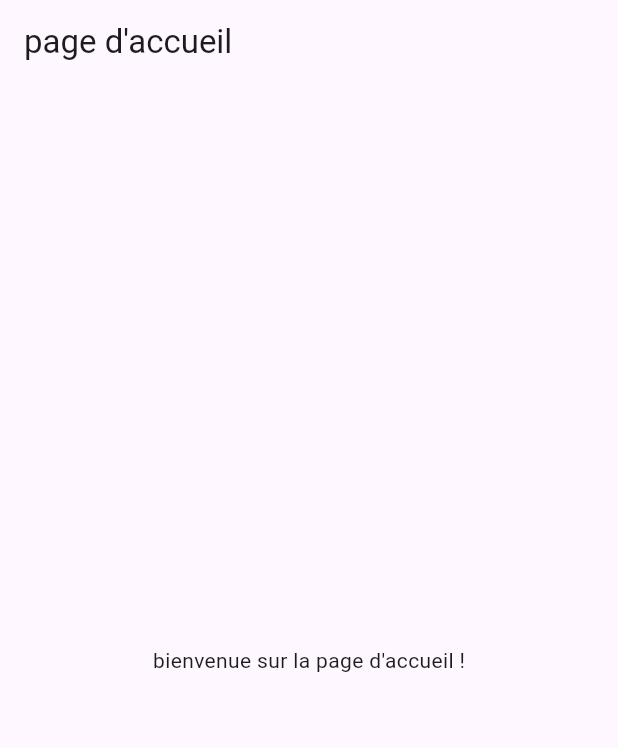
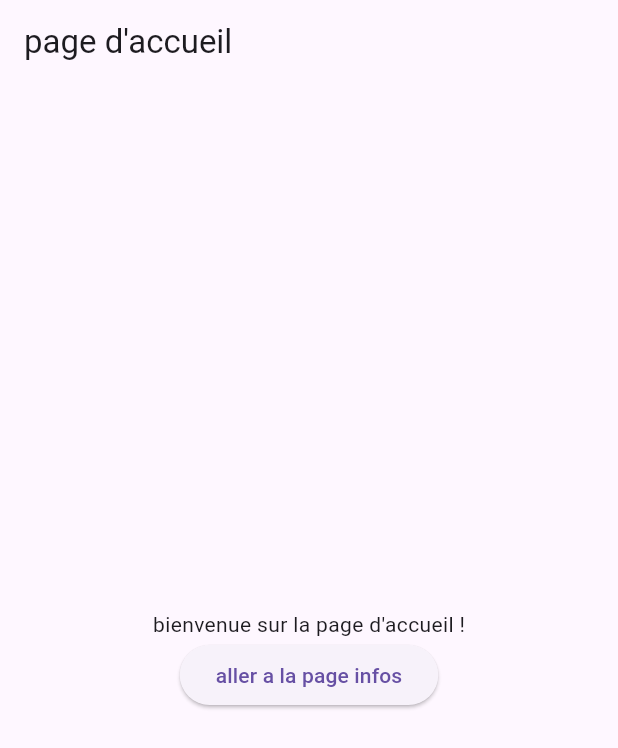
Before and after one commit to zakariadjellouli/flutter_atelier_05, a Flutter app: the screen it shows after launch, on a phone screen of 412 x 824 dp. Shown: the top 748 px of the screen. Run offline on Flutter 3.47's test engine with Material 3 defaults, Android fonts, the phone set to English and light mode, and no system bars.

Commit message:
etape 4 : navigation entre les deux pages

```diff
--- a/lib/page_accueil.dart
+++ b/lib/page_accueil.dart
@@ -1,4 +1,5 @@
 import 'package:flutter/material.dart';
+import 'package:flutter_app_navigation/page_infos.dart';
 
 class PageAccueil extends StatelessWidget {
   const PageAccueil({super.key});
@@ -11,7 +12,18 @@ class PageAccueil extends StatelessWidget {
         body: Center(
           child: Column(
             mainAxisAlignment: MainAxisAlignment.center,
-            children: [Text("bienvenue sur la page d'accueil !")],
+            children: [
+              Text("bienvenue sur la page d'accueil !"),
+              ElevatedButton(
+                onPressed: () {
+                  Navigator.push(
+                    context,
+                    MaterialPageRoute(builder: (context) => PageInfos()),
+                  );
+                },
+                child: Text("aller a la page infos"),
+              ),
+            ],
           ),
         ),
       ),
```
